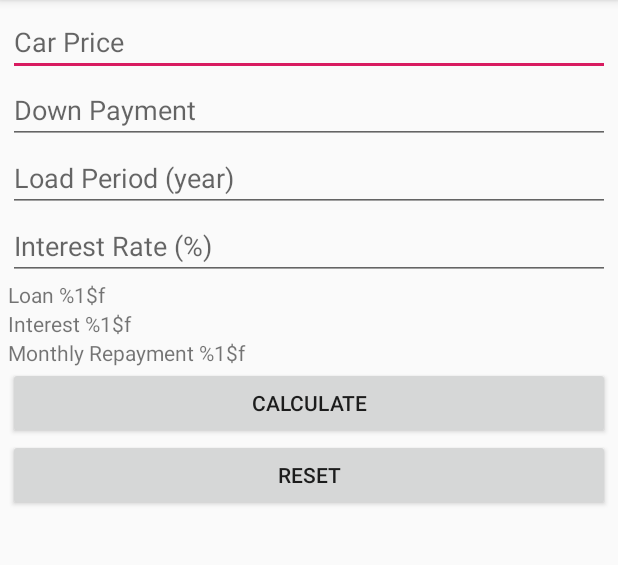
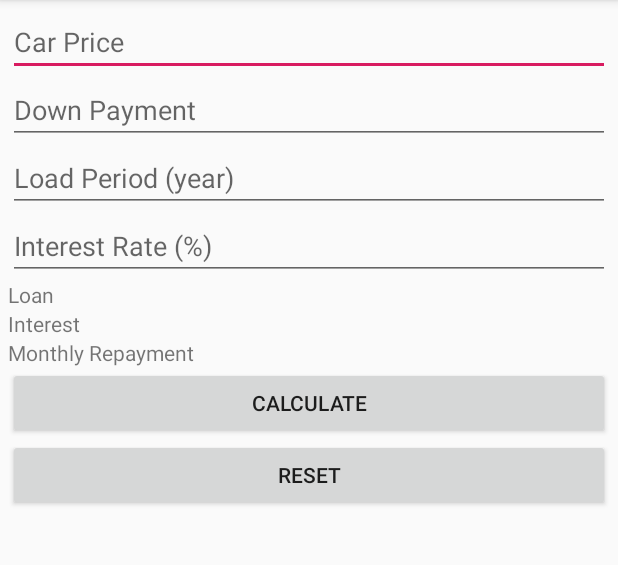
Before and after one commit to eslee99/Car, an Android app: the screen it shows after launch (MainActivity), on a phone screen of 412 x 824 dp, the part 84-649 px from its top. Run offline under Robolectric (Android 15) with nearby library versions, the phone set to English and light mode, and no system bars.

```diff
--- a/app/src/main/res/values/strings.xml
+++ b/app/src/main/res/values/strings.xml
@@ -4,9 +4,9 @@
     <string name="downpayment">Down Payment</string>
     <string name="loan_period">Load Period (year)</string>
     <string name="interest_rate">Interest Rate (%)</string>
-    <string name="loan">Loan %1$f</string>
-    <string name="interest">Interest %1$f</string>
-    <string name="montly_repayment">Monthly Repayment %1$f</string>
+    <string name="loan">Loan </string>
+    <string name="interest">Interest </string>
+    <string name="montly_repayment">Monthly Repayment </string>
     <string name="calculate">Calculate</string>
     <string name="reset">Reset</string>
 </resources>
```
Also changed, not shown: app/src/main/java/com/example/car/MainActivity.kt (+15 -7 lines).
